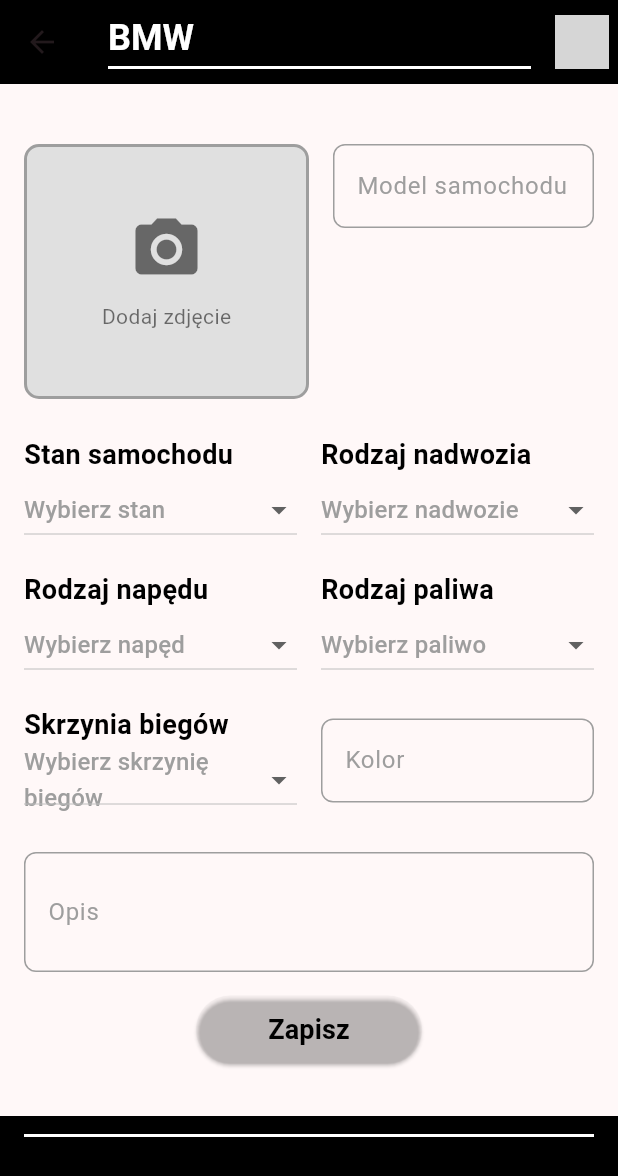
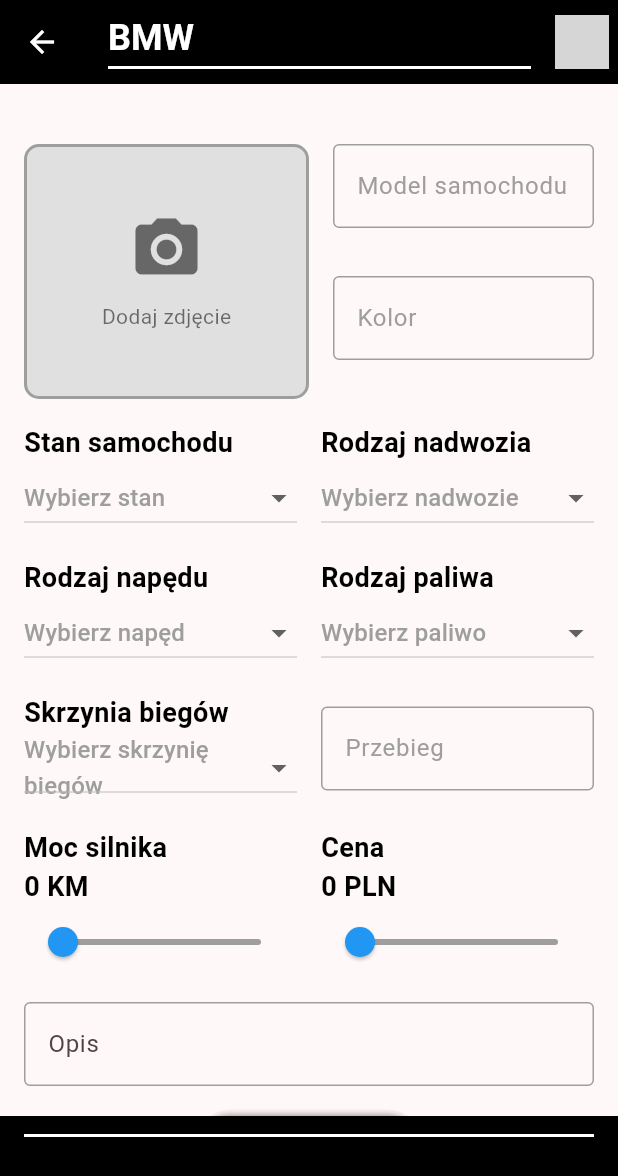
Before and after one commit to michellamilecka/CarDealership, a Flutter app: the ChangeStateScreen screen opened directly, on a phone screen of 412 x 824 dp. Shown: the top 1176 px of the screen. Run offline on Flutter 3.47's test engine with Material 3 defaults, Android fonts, the light colour scheme and no system bars; our stand-ins replace image_picker; missing offline and left inert: iconify_flutter; grey boxes are pictures that could not be loaded.

Commit message:
koniec add_car + zmiana back_button i kilka widgetów z new car, żeby kod nie był tak rozległy

```diff
--- a/salon_samochodowy/lib/views/screens/add_car_screen.dart
+++ b/salon_samochodowy/lib/views/screens/add_car_screen.dart
@@ -4,10 +4,12 @@
 import '../widgets/add_photo_widget.dart';
 import '../widgets/car_condition_dropdown.dart';
 import '../widgets/drive_type_dropdown.dart';
+import '../widgets/engine_power_slider.dart';
 import '../widgets/footer_widget.dart';
 import '../widgets/fuel_type_dropdown.dart';
 import '../widgets/gearbox_type_dropdown.dart';
 import '../widgets/header_widget.dart';
+import '../widgets/price_slider.dart';
 
 class ChangeStateScreen extends StatefulWidget {
   const ChangeStateScreen({super.key, required String title});
@@ -17,11 +19,13 @@
 }
 
 class _ChangeStateScreenState extends State<ChangeStateScreen> {
-  String? selectedCondition; // Stan samochodu (Nowy/Używany)
+  String? selectedCondition;
   String? selectedBodyType;
   String? selectedDriveType;
   String? selectedFuelType;
   String? selectedGearbox;
+  double enginePower = 0;
+  double price = 0;
 
   @override
   Widget build(BuildContext context) {
@@ -30,45 +34,56 @@
         preferredSize: const Size.fromHeight(80),
         child: HeaderWidget(),
       ),
-      body: Center(
+      body: SingleChildScrollView(
+        child: Padding(
+          padding: const EdgeInsets.all(16.0),
           child: Column(
+            mainAxisSize: MainAxisSize.min,
             children: [
-            Padding(
-              padding: const EdgeInsets.symmetric(horizontal: 16.0, vertical: 16.0),
-              child: Row(
+              Row(
                 crossAxisAlignment: CrossAxisAlignment.start,
                 children: [
                   AddPhotoWidget(),
                   const SizedBox(width: 16),
                   Expanded(
-                    child: TextField(
+                    child: Column(
+                      children: [
+                        TextField(
                           cursorColor: Color(0xFF00A8E8),
                           decoration: InputDecoration(
                             labelText: 'Model samochodu',
                             labelStyle: TextStyle(color: Colors.grey),
                             hintText: 'Wpisz model',
-                        floatingLabelStyle: TextStyle(
-                          color: Color(0xFF00A8E8),
-                          fontWeight: FontWeight.bold,
-                        ),
                             focusedBorder: OutlineInputBorder(
                               borderSide: BorderSide(color: Color(0xFF00A8E8), width: 2.0),
-                          borderRadius: BorderRadius.circular(8.0),
                             ),
                             enabledBorder: OutlineInputBorder(
                               borderSide: BorderSide(color: Colors.grey, width: 1.0),
-                          borderRadius: BorderRadius.circular(8.0),
                             ),
+                          ),
+                        ),
+                        const SizedBox(height: 32), // Odstęp między model a kolor
+                        TextField(
+                          cursorColor: Color(0xFF00A8E8),
+                          decoration: InputDecoration(
+                            labelText: 'Kolor',
+                            labelStyle: TextStyle(color: Colors.grey),
+                            hintText: 'Wpisz kolor',
+                            focusedBorder: OutlineInputBorder(
+                              borderSide: BorderSide(color: Color(0xFF00A8E8), width: 2.0),
+                            ),
+                            enabledBorder: OutlineInputBorder(
+                              borderSide: BorderSide(color: Colors.grey, width: 1.0),
                             ),
                           ),
                         ),
                       ],
                     ),
                   ),
-
-            Padding(
-              padding: const EdgeInsets.symmetric(horizontal: 16.0, vertical: 8.0),
-              child: Row(
+                ],
+              ),
+              const SizedBox(height: 16),
+              Row(
                 children: [
                   Expanded(
                     child: CarConditionDropdown(
@@ -93,14 +108,9 @@
                   ),
                 ],
               ),
-            ),
-
-
-            Padding(
-            padding: const EdgeInsets.symmetric(horizontal: 16.0, vertical: 8.0),
-            child: Row(
+              const SizedBox(height: 16),
+              Row(
                 children: [
-                // Rodzaj napędu
                   Expanded(
                     child: DriveTypeDropdown(
                       selectedDriveType: selectedDriveType,
@@ -112,7 +122,6 @@
                     ),
                   ),
                   SizedBox(width: 16),
-                // Rodzaj paliwa
                   Expanded(
                     child: FuelTypeDropdown(
                       selectedFuelType: selectedFuelType,
@@ -125,11 +134,8 @@
                   ),
                 ],
               ),
-            ),
-
-            Padding(
-              padding: const EdgeInsets.symmetric(horizontal: 16.0, vertical: 8.0),
-              child: Row(
+              const SizedBox(height: 16),
+              Row(
                 children: [
                   Expanded(
                     child: GearboxTypeDropdown(
@@ -146,68 +152,63 @@
                     child: TextField(
                       cursorColor: Color(0xFF00A8E8),
                       decoration: InputDecoration(
-                        labelText: 'Kolor',
+                        labelText: 'Przebieg',
                         labelStyle: TextStyle(color: Colors.grey),
-                        hintText: 'Wpisz kolor',
-                        floatingLabelStyle: TextStyle(
-                          color: Color(0xFF00A8E8),
-                          fontWeight: FontWeight.bold,
-                        ),
+                        hintText: 'Wpisz przebieg (Km)',
                         focusedBorder: OutlineInputBorder(
                           borderSide: BorderSide(color: Color(0xFF00A8E8), width: 2.0),
-                          borderRadius: BorderRadius.circular(8.0),
                         ),
                         enabledBorder: OutlineInputBorder(
                           borderSide: BorderSide(color: Colors.grey, width: 1.0),
-                          borderRadius: BorderRadius.circular(8.0),
                         ),
                       ),
                     ),
                   ),
                 ],
               ),
+              const SizedBox(height: 16),
+              Row(
+                children: [
+                  Expanded(
+                    child: EnginePowerSlider(
+                      enginePower: enginePower,
+                      onChanged: (double value) {
+                        setState(() {
+                          enginePower = value;
+                        });
+                      },
                     ),
-
-
-
-
-
-
-
-
-
-
-
-
-
-
-
-            Padding(
-              padding: const EdgeInsets.symmetric(horizontal: 16.0, vertical: 16.0),
-              child: TextField(
+                  ),
+                  SizedBox(width: 16),
+                  Expanded(
+                    child: PriceSlider(
+                      price: price,
+                      onChanged: (double value) {
+                        setState(() {
+                          price = value;
+                        });
+                      },
+                    ),
+                  ),
+                ],
+              ),
+              const SizedBox(height: 16),
+              TextField(
                 cursorColor: Color(0xFF00A8E8),
-                minLines: 2,
-                maxLines: 5,
+                minLines: 1,
+                maxLines: 3,
                 decoration: InputDecoration(
                   labelText: 'Opis',
-                  labelStyle: TextStyle(color: Colors.grey),
                   hintText: 'Opis samochodu',
-                  floatingLabelStyle: TextStyle(
-                    color: Color(0xFF00A8E8),
-                    fontWeight: FontWeight.bold,
-                  ),
                   focusedBorder: OutlineInputBorder(
                     borderSide: BorderSide(color: Color(0xFF00A8E8), width: 2.0),
-                    borderRadius: BorderRadius.circular(8.0),
                   ),
                   enabledBorder: OutlineInputBorder(
                     borderSide: BorderSide(color: Colors.grey, width: 1.0),
-                    borderRadius: BorderRadius.circular(8.0),
                   ),
                 ),
               ),
-            ),
-
+              const SizedBox(height: 16),
               SizedBox(
                 width: 150,
                 height: 45,
@@ -229,9 +230,6 @@
                             onPressed: () {
                               Navigator.of(context).pop();
                             },
-                          style: ElevatedButton.styleFrom(
-                            overlayColor: Color(0xFF00A8E8),
-                          ),
                             child: Text(
                               'OK',
                               style: TextStyle(color: Colors.black),
@@ -246,7 +244,6 @@
                     shape: RoundedRectangleBorder(
                       borderRadius: BorderRadius.circular(65),
                     ),
-                  overlayColor: Color(0xFF00A8E8),
                   ),
                   child: Text(
                     'Zapisz',
@@ -261,6 +258,7 @@
             ],
           ),
         ),
+      ),
       bottomNavigationBar: FooterWidget(),
     );
   }
--- a/salon_samochodowy/lib/views/screens/new_cars_screen.dart
+++ b/salon_samochodowy/lib/views/screens/new_cars_screen.dart
@@ -1,11 +1,12 @@
 import 'package:flutter/material.dart';
 import '../widgets/body_type_dropdown.dart';
 import '../widgets/drive_type_dropdown.dart';
+import '../widgets/engine_power_slider.dart';
 import '../widgets/footer_widget.dart';
 import '../widgets/fuel_type_dropdown.dart';
 import '../widgets/gearbox_type_dropdown.dart';
 import '../widgets/header_widget.dart';
-import '../widgets/new_car_widget.dart';
+import '../widgets/price_slider.dart';
 
 class NewCarsScreen extends StatefulWidget {
   const NewCarsScreen({super.key, required String title});
@@ -152,77 +153,30 @@
                     SizedBox(width: 16),
                     // Moc silnika
                     Expanded(
-                      child: Column(
-                        crossAxisAlignment: CrossAxisAlignment.start,
-                        children: [
-                          Text(
-                            'Moc silnika',
-                            style: TextStyle(
-                              fontSize: 18,
-                              fontWeight: FontWeight.bold,
-                              color: Colors.black,
-                            ),
-                          ),
-                          Text(
-                            '${enginePower.toStringAsFixed(0)} KM',
-                            style: TextStyle(
-                              fontSize: 18,
-                              fontWeight: FontWeight.bold,
-                              color: Colors.black,
-                            ),
-                          ),
-                          Slider(
-                            min: 0,
-                            max: 1000,
-                            divisions: 100,
-                            label: enginePower.toStringAsFixed(0),
-                            onChanged: (double value) {
-                              setState(() {
-                                enginePower = value;
-                              });
-                            },
-                            value: enginePower,
-                            activeColor: Colors.blue,
-                            inactiveColor: Colors.grey,
-                          ),
-                        ],
+                      child: EnginePowerSlider(
+                        enginePower: enginePower,
+                        onChanged: (double value) {
+                          setState(() {
+                            enginePower = value;
+                          });
+                        },
                       ),
+
                     ),
                   ],
                 ),
                 const SizedBox(height: 16),
 
                 // Cena
-                Text(
-                  'Cena',
-                  style: TextStyle(
-                    fontSize: 18,
-                    fontWeight: FontWeight.bold,
-                    color: Colors.black,
-                  ),
-                ),
-                Text(
-                  '${price.toStringAsFixed(0)} PLN',
-                  style: TextStyle(
-                    fontSize: 18,
-                    fontWeight: FontWeight.bold,
-                    color: Colors.black,
-                  ),
-                ),
-                Slider(
-                  min: 0,
-                  max: 2000000,
-                  divisions: 100,
-                  label: price.toStringAsFixed(0),
+                PriceSlider(
+                  price: price,
                   onChanged: (double value) {
                     setState(() {
                       price = value;
                     });
                   },
-                  value: price,
-                  activeColor: Colors.blue,
-                  inactiveColor: Colors.grey,
                 ),
+
               ],
             ),
             const SizedBox(height: 16),
--- /dev/null
+++ b/salon_samochodowy/lib/views/widgets/engine_power_slider.dart
@@ -0,0 +1,47 @@
+import 'package:flutter/material.dart';
+
+class EnginePowerSlider extends StatelessWidget {
+  final double enginePower;
+  final ValueChanged<double> onChanged;
+
+  const EnginePowerSlider({
+    Key? key,
+    required this.enginePower,
+    required this.onChanged,
+  }) : super(key: key);
+
+  @override
+  Widget build(BuildContext context) {
+    return Column(
+      crossAxisAlignment: CrossAxisAlignment.start,
+      children: [
+        Text(
+          'Moc silnika',
+          style: TextStyle(
+            fontSize: 18,
+            fontWeight: FontWeight.bold,
+            color: Colors.black,
+          ),
+        ),
+        Text(
+          '${enginePower.toStringAsFixed(0)} KM',
+          style: TextStyle(
+            fontSize: 18,
+            fontWeight: FontWeight.bold,
+            color: Colors.black,
+          ),
+        ),
+        Slider(
+          min: 0,
+          max: 1000,
+          divisions: 100,
+          label: enginePower.toStringAsFixed(0),
+          onChanged: onChanged,
+          value: enginePower,
+          activeColor: Colors.blue,
+          inactiveColor: Colors.grey,
+        ),
+      ],
+    );
+  }
+}
--- a/salon_samochodowy/lib/views/widgets/header_widget.dart
+++ b/salon_samochodowy/lib/views/widgets/header_widget.dart
@@ -7,6 +7,9 @@
     return Scaffold(
         appBar: AppBar(
           backgroundColor: Colors.black,
+          leading: Navigator.canPop(context) // Sprawdza, czy można cofnąć
+              ? BackButton(color: Colors.white)
+              : null,
           title: Column(
             crossAxisAlignment: CrossAxisAlignment.start,
             children: [
--- /dev/null
+++ b/salon_samochodowy/lib/views/widgets/price_slider.dart
@@ -0,0 +1,47 @@
+import 'package:flutter/material.dart';
+
+class PriceSlider extends StatelessWidget {
+  final double price;
+  final ValueChanged<double> onChanged;
+
+  const PriceSlider({
+    Key? key,
+    required this.price,
+    required this.onChanged,
+  }) : super(key: key);
+
+  @override
+  Widget build(BuildContext context) {
+    return Column(
+      crossAxisAlignment: CrossAxisAlignment.start,
+      children: [
+        Text(
+          'Cena',
+          style: TextStyle(
+            fontSize: 18,
+            fontWeight: FontWeight.bold,
+            color: Colors.black,
+          ),
+        ),
+        Text(
+          '${price.toStringAsFixed(0)} PLN',
+          style: TextStyle(
+            fontSize: 18,
+            fontWeight: FontWeight.bold,
+            color: Colors.black,
+          ),
+        ),
+        Slider(
+          min: 0,
+          max: 2000000,
+          divisions: 100,
+          label: price.toStringAsFixed(0),
+          onChanged: onChanged,
+          value: price,
+          activeColor: Colors.blue,
+          inactiveColor: Colors.grey,
+        ),
+      ],
+    );
+  }
+}
--- a/salon_samochodowy/lib/views/widgets/used_cars_widget.dart
+++ b/salon_samochodowy/lib/views/widgets/used_cars_widget.dart
@@ -3,6 +3,8 @@
 import 'package:iconify_flutter/icons/ph.dart';
 import 'package:iconify_flutter/icons/mdi.dart';
 import 'package:salon_samochodowy/views/screens/used_cars_screen.dart';
+
+import '../screens/new_cars_screen.dart';
 
 class UsedCarsWidget extends StatelessWidget {
   @override
@@ -54,7 +56,7 @@
                   height: 45,
                   child: ElevatedButton(
                       onPressed: (){
-                        Navigator.push(context, MaterialPageRoute(builder: (context) => const UsedCarsScreen(title: 'Used cars')));
+                        Navigator.push(context, MaterialPageRoute(builder: (context) => const NewCarsScreen(title: 'New cars')));
                       },
                       style: ElevatedButton.styleFrom(
                         backgroundColor: Color(0xD9D9D9),
```
Lines whose indentation alone changed are shown as unchanged.
